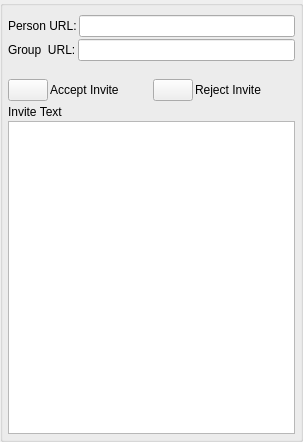
Old version of the form nolimitgui/CommonSrc/Forms/AppletInviteAccept.ui in the repository nolimitconnect/NoLimitConnect.
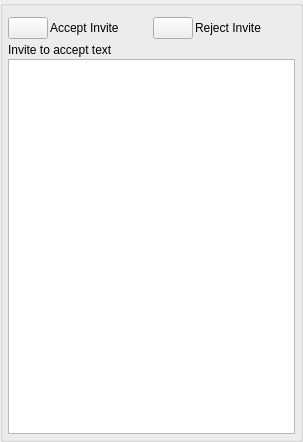
New version of the form. Custom widgets are drawn as their Qt base class.

Commit message: Work on Invite Create and Accept

```diff
--- a/nolimitgui/CommonSrc/Forms/AppletInviteAccept.ui
+++ b/nolimitgui/CommonSrc/Forms/AppletInviteAccept.ui
@@ -87,43 +87,7 @@
        <widget class="IdentWidget" name="m_IdentWidget" native="true"/>
       </item>
       <item>
-       <layout class="QHBoxLayout" name="horizontalLayout_3">
-        <item>
-         <widget class="QLabel" name="m_PersonUrlLabel">
-          <property name="text">
-           <string>Person URL:</string>
-          </property>
-         </widget>
-        </item>
-        <item>
-         <widget class="QLineEdit" name="m_PersonUrlEdit">
-          <property name="enabled">
-           <bool>true</bool>
-          </property>
-         </widget>
-        </item>
-       </layout>
-      </item>
-      <item>
-       <layout class="QHBoxLayout" name="horizontalLayout_2">
-        <item>
-         <widget class="QLabel" name="m_GroupUrlLabel">
-          <property name="text">
-           <string>Group  URL:</string>
-          </property>
-         </widget>
-        </item>
-        <item>
-         <widget class="QLineEdit" name="m_GroupUrlEdit"/>
-        </item>
-       </layout>
-      </item>
-      <item>
-       <widget class="QLabel" name="m_StatusLable">
-        <property name="text">
-         <string/>
-        </property>
-       </widget>
+       <widget class="InviteUrlWidget" name="m_InviteUrlWidget" native="true"/>
       </item>
       <item>
        <layout class="QHBoxLayout" name="horizontalLayout_4">
@@ -188,7 +152,7 @@
       <item>
        <widget class="QLabel" name="label">
         <property name="text">
-         <string>Invite Text</string>
+         <string>Invite to accept text</string>
         </property>
        </widget>
       </item>
@@ -206,6 +170,12 @@
    <extends>QPushButton</extends>
    <header>VxPushButton.h</header>
   </customwidget>
+  <customwidget>
+   <class>InviteUrlWidget</class>
+   <extends>QWidget</extends>
+   <header>InviteUrlWidget.h</header>
+   <container>1</container>
+  </customwidget>
   <customwidget>
    <class>IdentWidget</class>
    <extends>QWidget</extends>
```
Left out of the diff: 2 changed lines with no effect on the pictures. The commit also changes 32 other files.
